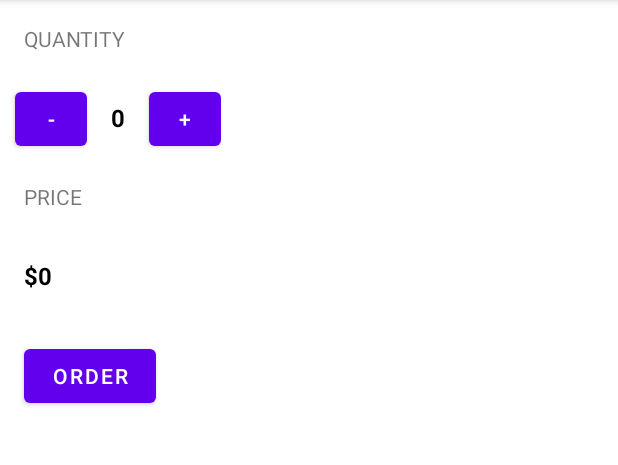
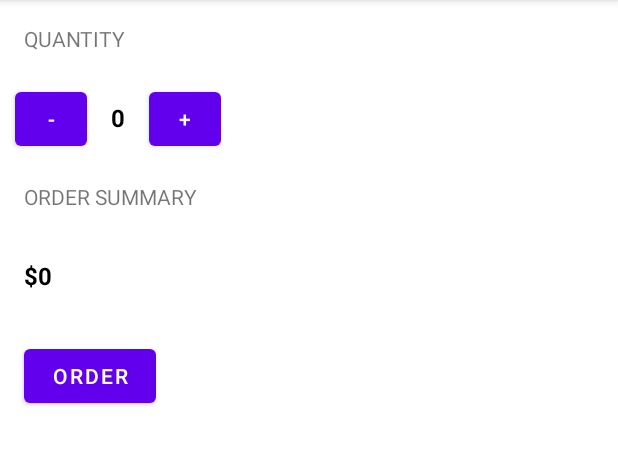
Before and after one commit to ddsultan/coffee-shop, an Android app: the screen it shows after launch (MainActivity), after a tap on "ORDER", on a phone screen of 412 x 824 dp, the part 84-549 px from its top. Run offline under Robolectric (Android 15) with nearby library versions, the phone set to English and light mode, and no system bars.

Commit message:
Update 'Price' into 'Order Summary'

```diff
--- a/app/src/main/java/com/example/justjava/MainActivity.java
+++ b/app/src/main/java/com/example/justjava/MainActivity.java
@@ -20,18 +20,18 @@ public class MainActivity extends AppCompatActivity {
     }
 
     public void onOrderButtonClick(View view) {
-        final TextView priceTextView = findViewById(R.id.price_text_view);
+        final TextView orderSummaryTextView = findViewById(R.id.order_summary_text_view);
         final String orderSummary = createOrderSummary();
 
         if (this.quantity > 0) {
-            priceTextView.setText(orderSummary);
+            orderSummaryTextView.setText(orderSummary);
         }
     }
 
     private String createOrderSummary() {
         final int price = calculatePrice();
         final String formattedPrice = NumberFormat.getCurrencyInstance().format(price);
-        return "Total: " + formattedPrice + "\nThank you!";
+        return "Name: DD\nQuantity: " + this.quantity +  "\nTotal: " + formattedPrice + "\nThank you!";
     }
 
     private int calculatePrice() {
--- a/app/src/main/res/layout/activity_main.xml
+++ b/app/src/main/res/layout/activity_main.xml
@@ -50,7 +50,7 @@
         android:layout_width="wrap_content"
         android:layout_height="wrap_content"
         android:padding="16dp"
-        android:text="Price"
+        android:text="@string/order_summary"
         android:textAllCaps="true"
         app:layout_constraintBottom_toBottomOf="parent"
         app:layout_constraintLeft_toLeftOf="parent"
@@ -58,7 +58,7 @@
         app:layout_constraintTop_toTopOf="parent" />
 
     <TextView
-        android:id="@+id/price_text_view"
+        android:id="@+id/order_summary_text_view"
         android:layout_width="wrap_content"
         android:textStyle="bold"
         android:layout_height="wrap_content"
--- a/app/src/main/res/values/strings.xml
+++ b/app/src/main/res/values/strings.xml
@@ -1,3 +1,4 @@
 <resources>
     <string name="app_name">Coffee Shop</string>
+    <string name="order_summary">Order Summary</string>
 </resources>
```
